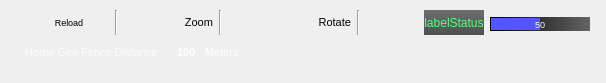
The window that ground/src/plugins/opmap/opmap_controlpanel.ui (openpilot/OpenPilot) describes before a commit, drawn with Qt 5.
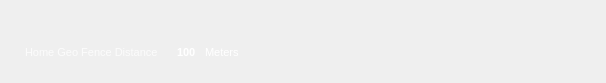
The same window after the commit. Icons and pictures are not drawn.

Patch:
```diff
--- a/ground/src/plugins/opmap/opmap_controlpanel.ui
+++ b/ground/src/plugins/opmap/opmap_controlpanel.ui
@@ -36,307 +36,7 @@
   <property name="windowTitle">
    <string>OPMap Control Panel</string>
   </property>
-  <widget class="QWidget" name="horizontalLayoutWidget_2">
-   <property name="geometry">
-    <rect>
-     <x>29</x>
-     <y>10</y>
-     <width>561</width>
-     <height>25</height>
-    </rect>
-   </property>
-   <layout class="QHBoxLayout" name="layoutWidget">
-    <item>
-     <widget class="QPushButton" name="pushButtonReload">
-      <property name="sizePolicy">
-       <sizepolicy hsizetype="Minimum" vsizetype="Fixed">
-        <horstretch>0</horstretch>
-        <verstretch>0</verstretch>
-       </sizepolicy>
-      </property>
-      <property name="font">
-       <font>
-        <weight>50</weight>
-        <italic>false</italic>
-        <bold>false</bold>
-       </font>
-      </property>
-      <property name="cursor">
-       <cursorShape>OpenHandCursor</cursorShape>
-      </property>
-      <property name="mouseTracking">
-       <bool>true</bool>
-      </property>
-      <property name="styleSheet">
-       <string notr="true">background-color: rgba(255, 255, 255, 0);
-</string>
-      </property>
-      <property name="text">
-       <string>Reload</string>
-      </property>
-      <property name="iconSize">
-       <size>
-        <width>12</width>
-        <height>12</height>
-       </size>
-      </property>
-      <property name="flat">
-       <bool>true</bool>
-      </property>
-     </widget>
-    </item>
-    <item>
-     <widget class="Line" name="line_5">
-      <property name="orientation">
-       <enum>Qt::Vertical</enum>
-      </property>
-     </widget>
-    </item>
-    <item>
-     <widget class="QToolButton" name="toolButtonZoomM">
-      <property name="text">
-       <string/>
-      </property>
-      <property name="icon">
-       <iconset resource="../coreplugin/core.qrc">
-        <normaloff>:/core/images/minus.png</normaloff>:/core/images/minus.png</iconset>
-      </property>
-      <property name="autoRaise">
-       <bool>true</bool>
-      </property>
-     </widget>
-    </item>
-    <item>
-     <widget class="QToolButton" name="toolButtonZoomP">
-      <property name="text">
-       <string/>
-      </property>
-      <property name="icon">
-       <iconset resource="../coreplugin/core.qrc">
-        <normaloff>:/core/images/plus.png</normaloff>:/core/images/plus.png</iconset>
-      </property>
-      <property name="autoRaise">
-       <bool>true</bool>
-      </property>
-     </widget>
-    </item>
-    <item>
-     <widget class="QLabel" name="labelZoom">
-      <property name="sizePolicy">
-       <sizepolicy hsizetype="Minimum" vsizetype="Preferred">
-        <horstretch>0</horstretch>
-        <verstretch>0</verstretch>
-       </sizepolicy>
-      </property>
-      <property name="font">
-       <font>
-        <pointsize>8</pointsize>
-        <weight>50</weight>
-        <bold>false</bold>
-       </font>
-      </property>
-      <property name="text">
-       <string>Zoom</string>
-      </property>
-      <property name="alignment">
-       <set>Qt::AlignRight|Qt::AlignTrailing|Qt::AlignVCenter</set>
-      </property>
-     </widget>
-    </item>
-    <item>
-     <widget class="Line" name="line_6">
-      <property name="orientation">
-       <enum>Qt::Vertical</enum>
-      </property>
-     </widget>
-    </item>
-    <item>
-     <widget class="QToolButton" name="toolButtonRL">
-      <property name="text">
-       <string/>
-      </property>
-      <property name="icon">
-       <iconset resource="../coreplugin/core.qrc">
-        <normaloff>:/core/images/undo.png</normaloff>:/core/images/undo.png</iconset>
-      </property>
-      <property name="autoRaise">
-       <bool>true</bool>
-      </property>
-     </widget>
-    </item>
-    <item>
-     <widget class="QToolButton" name="toolButtonRC">
-      <property name="text">
-       <string/>
-      </property>
-      <property name="icon">
-       <iconset resource="../coreplugin/core.qrc">
-        <normaloff>:/core/images/clear.png</normaloff>:/core/images/clear.png</iconset>
-      </property>
-      <property name="autoRaise">
-       <bool>true</bool>
-      </property>
-     </widget>
-    </item>
-    <item>
-     <widget class="QToolButton" name="toolButtonRR">
-      <property name="text">
-       <string/>
-      </property>
-      <property name="icon">
-       <iconset resource="../coreplugin/core.qrc">
-        <normaloff>:/core/images/redo.png</normaloff>:/core/images/redo.png</iconset>
-      </property>
-      <property name="autoRaise">
-       <bool>true</bool>
-      </property>
-     </widget>
-    </item>
-    <item>
-     <widget class="QLabel" name="labelRotate">
-      <property name="sizePolicy">
-       <sizepolicy hsizetype="Minimum" vsizetype="Preferred">
-        <horstretch>0</horstretch>
-        <verstretch>0</verstretch>
-       </sizepolicy>
-      </property>
-      <property name="font">
-       <font>
-        <pointsize>8</pointsize>
-        <weight>50</weight>
-        <bold>false</bold>
-       </font>
-      </property>
-      <property name="text">
-       <string>Rotate</string>
-      </property>
-      <property name="alignment">
-       <set>Qt::AlignRight|Qt::AlignTrailing|Qt::AlignVCenter</set>
-      </property>
-     </widget>
-    </item>
-    <item>
-     <widget class="Line" name="line_7">
-      <property name="orientation">
-       <enum>Qt::Vertical</enum>
-      </property>
-     </widget>
-    </item>
-    <item>
-     <widget class="QToolButton" name="toolButtonFindPlace">
-      <property name="text">
-       <string/>
-      </property>
-      <property name="icon">
-       <iconset resource="../coreplugin/core.qrc">
-        <normaloff>:/core/images/find.png</normaloff>:/core/images/find.png</iconset>
-      </property>
-      <property name="autoRaise">
-       <bool>true</bool>
-      </property>
-     </widget>
-    </item>
-    <item>
-     <spacer name="horizontalSpacer_2">
-      <property name="orientation">
-       <enum>Qt::Horizontal</enum>
-      </property>
-      <property name="sizeHint" stdset="0">
-       <size>
-        <width>40</width>
-        <height>20</height>
-       </size>
-      </property>
-     </spacer>
-    </item>
-    <item>
-     <widget class="QLabel" name="labelStatus">
-      <property name="sizePolicy">
-       <sizepolicy hsizetype="Preferred" vsizetype="Preferred">
-        <horstretch>0</horstretch>
-        <verstretch>0</verstretch>
-       </sizepolicy>
-      </property>
-      <property name="font">
-       <font>
-        <pointsize>9</pointsize>
-        <weight>50</weight>
-        <italic>false</italic>
-        <bold>false</bold>
-        <kerning>true</kerning>
-       </font>
-      </property>
-      <property name="styleSheet">
-       <string notr="true">background-color: qlineargradient(spread:pad, x1:0, y1:0, x2:0, y2:1, stop:0 rgba(110, 110, 110, 255), stop:1 rgba(80, 80, 80, 255));
-color: rgb(85, 255, 127);</string>
-      </property>
-      <property name="text">
-       <string>labelStatus</string>
-      </property>
-      <property name="alignment">
-       <set>Qt::AlignCenter</set>
-      </property>
-     </widget>
-    </item>
-    <item>
-     <widget class="QProgressBar" name="progressBarMap">
-      <property name="sizePolicy">
-       <sizepolicy hsizetype="Fixed" vsizetype="Fixed">
-        <horstretch>0</horstretch>
-        <verstretch>0</verstretch>
-       </sizepolicy>
-      </property>
-      <property name="minimumSize">
-       <size>
-        <width>100</width>
-        <height>14</height>
-       </size>
-      </property>
-      <property name="maximumSize">
-       <size>
-        <width>100</width>
-        <height>10</height>
-       </size>
-      </property>
-      <property name="autoFillBackground">
-       <bool>false</bool>
-      </property>
-      <property name="styleSheet">
-       <string notr="true">QProgressBar {
-/*border: 1px solid black;*/
-border: none;
-padding: 1px;
-/*border-top-left-radius: 7px;
-border-bottom-left-radius: 7px;*/
-background-color: qlineargradient(spread:pad, x1:0, y1:0, x2:1, y2:0, stop:0 rgba(0, 0, 0, 255), stop:1 rgba(100, 100, 100, 255));
-/*width: 15px;*/
-	color: rgb(255, 255, 255);
-}
-QProgressBar::chunk {
-	background-color: rgb(85, 85, 255);
-border: none;
-}</string>
-      </property>
-      <property name="value">
-       <number>50</number>
-      </property>
-      <property name="alignment">
-       <set>Qt::AlignCenter</set>
-      </property>
-      <property name="textVisible">
-       <bool>true</bool>
-      </property>
-      <property name="invertedAppearance">
-       <bool>false</bool>
-      </property>
-      <property name="format">
-       <string>%v</string>
-      </property>
-     </widget>
-    </item>
-   </layout>
-  </widget>
-  <widget class="QWidget" name="">
+  <widget class="QWidget" name="layoutWidget">
    <property name="geometry">
     <rect>
      <x>20</x>
```
Left out of the diff: 2 changed lines with no effect on the pictures.
